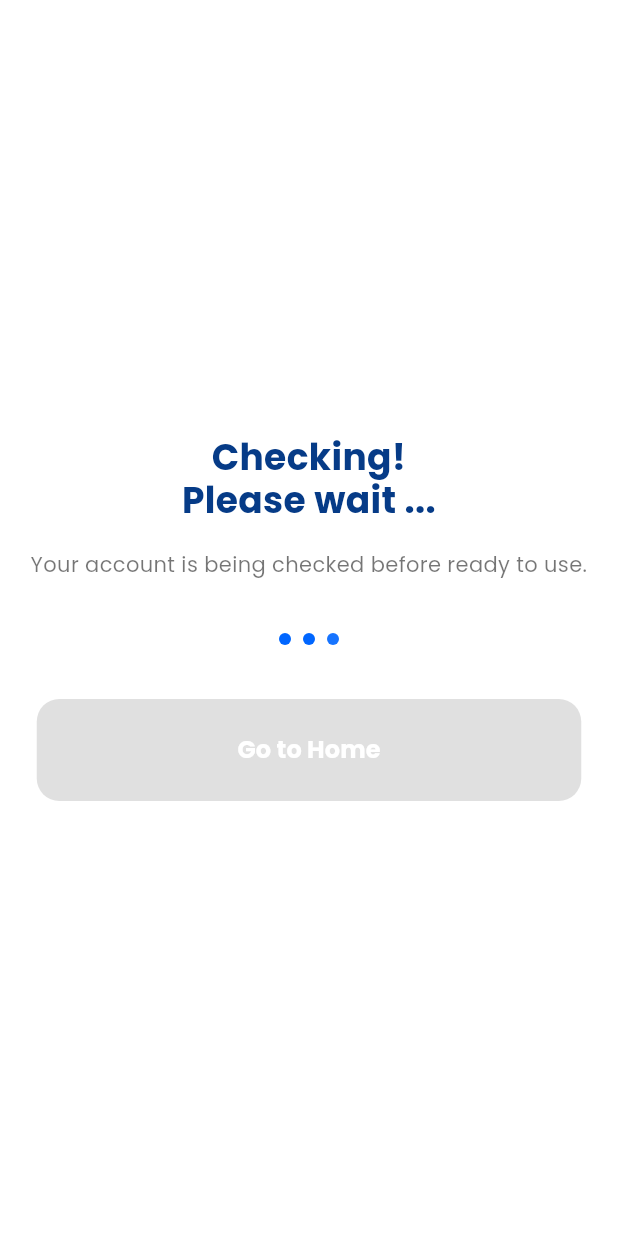
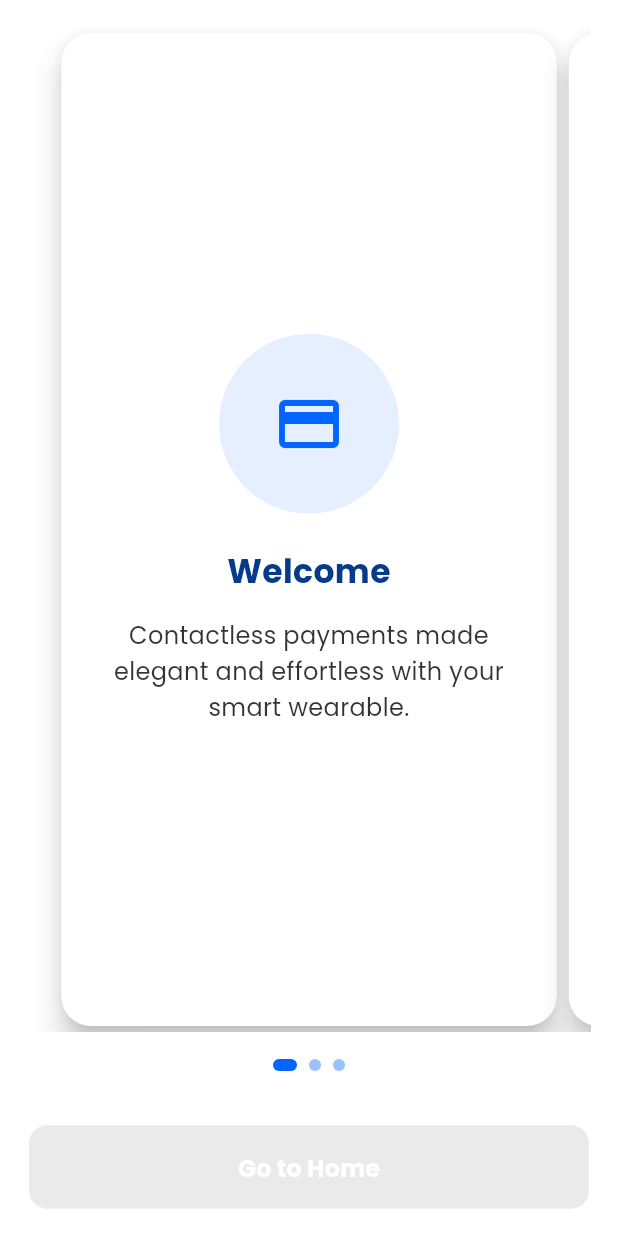
Before and after one commit to Yassine-Ezzar/pay, a Flutter app: the CheckingScreen screen opened by its route, on a phone screen of 412 x 824 dp. Run offline on Flutter 3.47's test engine with Material 3 defaults, Android fonts, the phone set to English and light mode, and no system bars; our stand-ins replace animate_do, camera, carousel_slider, fl_chart, flutter_animate, flutter_credit_card and 11 more; missing offline and left inert: flutter_reactive_ble, flutter_stripe, google_mlkit_text_recognition; accounts and stored records are empty; network calls fail.

Commit message:
payapp-commit

```diff
--- a/lib/main.dart
+++ b/lib/main.dart
@@ -414,8 +414,38 @@ class AppTranslations extends Translations {
   'address_too_short': 'Address must be at least 5 characters long',
   'address_too_long': 'Address cannot exceed 100 characters',
   'profile_updated': 'Profile updated successfully',
+  'assistant': "I'm your assistant, ask me",
+  'ask_me': 'Ask me anything about the app...',
+  'choose_your_avatar': 'Choose your avatar',
+  'pick_from_gallery': 'Pick from gallery',
+  'select': 'Select',
+  'avatar_updated': 'Avatar updated successfully',
+  'image_updated': 'Image updated successfully',
+  'success': 'Success',
+  'im_here_to_help': 'I’m here to help! If you have a technical issue, check our FAQ or contact support. You can also access detailed tutorials for using your bracelet, adding payment methods, or locating a lost bracelet. Our 24/7 support team is available via email or the in-app chat.',
+  'technical_issue': 'If you’re facing a bug or connection issue with your bracelet or payment, please consult our FAQ for quick fixes or reach out to our technical support team.',
+  'tutorials': 'You can find detailed tutorials in the app to activate your bracelet, add a payment method, or use the geolocation feature to find a lost bracelet.',
+  'contact_details': 'You can reach us at: Email: [support@example.com], Phone: [+1 234 567 8900], or use the in-app chat (Monday to Friday, 9 AM - 6 PM). Our postal address is SmartBracelet Technologies, 12, Rue de l’Innovation, 75008 Paris, France. Expect a response within 24-48 hours.',
+  'privacy_info': 'Your data security is our priority. We collect personal info (name, email), GPS data, and payment history, used only for transactions, bracelet tracking, and service improvement. Data is encrypted, and we don’t sell it. You can request data deletion via account settings.',
+  'data_deletion': 'You can request data deletion anytime through your account settings.',
+  'sorry_cant_help': 'Sorry, I can’t help you with that. I’m only specialized in this app. Please ask about help & support, contact details, or privacy policy!',
         },
         'fr_FR': {
+          'assistant': "Je suis votre assistant, posez-moi une question",
+  'ask_me': 'Posez-moi une question sur l’application...',
+  'choose_your_avatar': 'Choisissez votre avatar',
+  'pick_from_gallery': 'Choisir dans la galerie',
+  'select': 'Sélectionner',
+  'avatar_updated': 'Avatar mis à jour avec succès',
+  'image_updated': 'Image mise à jour avec succès',
+  'success': 'Succès',
+  'im_here_to_help': 'Je suis là pour vous aider ! Si vous avez un problème technique, consultez notre FAQ ou contactez le support. Vous pouvez aussi accéder à des tutoriels détaillés pour activer votre bracelet, ajouter un moyen de paiement ou localiser un bracelet perdu. Notre équipe de support est disponible 24h/24 via email ou le chat intégré.',
+  'technical_issue': 'Si vous rencontrez un bug ou un problème de connexion avec votre bracelet ou un paiement, consultez notre FAQ pour des solutions rapides ou contactez notre support technique.',
+  'tutorials': 'Vous pouvez trouver des tutoriels détaillés dans l’application pour activer votre bracelet, ajouter un moyen de paiement ou utiliser la géolocalisation pour retrouver un bracelet perdu.',
+  'contact_details': 'Vous pouvez nous joindre à : Email : [support@example.com], Téléphone : [+1 234 567 8900], ou via le chat intégré (lundi au vendredi, 9h-18h). Notre adresse postale est SmartBracelet Technologies, 12, Rue de l’Innovation, 75008 Paris, France. Réponse sous 24-48h.',
+  'privacy_info': 'La sécurité de vos données est notre priorité. Nous collectons des informations personnelles (nom, email), des données GPS et l’historique des paiements, utilisées uniquement pour les transactions, le suivi du bracelet et l’amélioration des services. Les données sont chiffrées et non vendues. Vous pouvez demander leur suppression via les paramètres.',
+  'data_deletion': 'Vous pouvez demander la suppression de vos données à tout moment via les paramètres de votre compte.',
+  'sorry_cant_help': 'Désolé, je ne peux pas vous aider avec cela. Je suis spécialisé uniquement dans cette application. Veuillez poser des questions sur l’aide, les contacts ou la politique de confidentialité !',
           'notification_settings': 'Paramètres de notification',
   'notification_info': 'Cette page vous permet d’activer ou de désactiver les notifications. Désactiver les notifications empêchera la réception d’alertes, de mises à jour ou de rappels.',
   'proceed': 'Poursuivre',
--- a/lib/screens/checking_screen.dart
+++ b/lib/screens/checking_screen.dart
@@ -12,40 +12,43 @@ class _CheckingScreenState extends State<CheckingScreen>
     with SingleTickerProviderStateMixin {
   bool _isButtonEnabled = false;
   late AnimationController _animationController;
-  late Animation<double> _dot1Animation;
-  late Animation<double> _dot2Animation;
-  late Animation<double> _dot3Animation;
+  late Animation<double> _scaleAnimation;
+  late PageController _pageController;
+  int _currentPage = 0;
 
   @override
   void initState() {
     super.initState();
 
     _animationController = AnimationController(
-      duration: const Duration(milliseconds: 1000),
+      duration: const Duration(milliseconds: 1500),
       vsync: this,
-    )..repeat();
+    )..repeat(reverse: true);
 
-    _dot1Animation = Tween<double>(begin: 0.3, end: 1.0).animate(
+    _scaleAnimation = Tween<double>(begin: 0.95, end: 1.0).animate(
       CurvedAnimation(
         parent: _animationController,
-        curve: const Interval(0.0, 0.6, curve: Curves.easeInOut),
+        curve: Curves.easeInOut,
       ),
     );
 
-    _dot2Animation = Tween<double>(begin: 0.3, end: 1.0).animate(
-      CurvedAnimation(
-        parent: _animationController,
-        curve: const Interval(0.3, 0.9, curve: Curves.easeInOut),
-      ),
+    _pageController = PageController(viewportFraction: 0.9);
+
+    // Auto-slide through pages every 3 seconds
+    Timer.periodic(const Duration(seconds: 3), (timer) {
+      if (_currentPage < 2 && !_isButtonEnabled) {
+        _currentPage++;
+        _pageController.animateToPage(
+          _currentPage,
+          duration: const Duration(milliseconds: 800),
+          curve: Curves.easeInOutCubic,
         );
+      } else if (_currentPage >= 2 && !_isButtonEnabled) {
+        timer.cancel();
+      }
+    });
 
-    _dot3Animation = Tween<double>(begin: 0.3, end: 1.0).animate(
-      CurvedAnimation(
-        parent: _animationController,
-        curve: const Interval(0.6, 1.0, curve: Curves.easeInOut),
-      ),
-    );
-
+    // Enable button after 9 seconds
     Timer(const Duration(seconds: 9), () {
       setState(() {
         _isButtonEnabled = true;
@@ -57,130 +60,100 @@ class _CheckingScreenState extends State<CheckingScreen>
   @override
   void dispose() {
     _animationController.dispose();
+    _pageController.dispose();
     super.dispose();
   }
 
   @override
   Widget build(BuildContext context) {
+    final isDark = Theme.of(context).brightness == Brightness.dark;
+    final primaryColor = isDark ? Styles.darkDefaultBlueColor : const Color(0xFF0066FF);
+    final secondaryColor = isDark ? Styles.darkDefaultYellowColor : const Color(0xFF063B87);
+
     return Scaffold(
       backgroundColor: Theme.of(context).scaffoldBackgroundColor,
       body: SafeArea(
         child: Padding(
           padding: EdgeInsets.all(Styles.defaultPadding),
           child: Column(
-            mainAxisAlignment: MainAxisAlignment.center,
-            crossAxisAlignment: CrossAxisAlignment.center,
             children: [
-              Text(
-                'checking_title'.tr,
-                textAlign: TextAlign.center,
-                style: TextStyle(
-                  fontFamily: 'Poppins',
-                  fontSize: 24,
-                  fontWeight: FontWeight.bold,
-                  color: Theme.of(context).brightness == Brightness.dark
-                      ? Styles.darkDefaultYellowColor
-                      : const Color(0xFF063B87),
-                  height: 1.2,
+              Expanded(
+                child: PageView.builder(
+                  controller: _pageController,
+                  onPageChanged: (index) => setState(() => _currentPage = index),
+                  itemCount: 3,
+                  itemBuilder: (context, index) {
+                    return AnimatedBuilder(
+                      animation: _pageController,
+                      builder: (context, child) {
+                        double value = 1.0;
+                        if (_pageController.position.haveDimensions) {
+                          value = _pageController.page! - index;
+                          value = (1 - (value.abs() * 0.3)).clamp(0.7, 1.0);
+                        }
+                        return Transform.scale(
+                          scale: value,
+                          child: child,
+                        );
+                      },
+                      child: _buildCardContent(index, primaryColor, secondaryColor),
+                    );
+                  },
                 ),
               ),
               SizedBox(height: Styles.defaultPadding),
-              Text(
-                'checking_description'.tr,
-                textAlign: TextAlign.center,
-                style: TextStyle(
-                  fontFamily: 'Poppins',
-                  fontSize: 14,
-                  color: Theme.of(context).textTheme.bodyMedium?.color,
+              Row(
+                mainAxisAlignment: MainAxisAlignment.center,
+                children: List.generate(3, (index) {
+                  return AnimatedContainer(
+                    duration: const Duration(milliseconds: 300),
+                    margin: const EdgeInsets.symmetric(horizontal: 4),
+                    width: _currentPage == index ? 16 : 8,
+                    height: 8,
+                    decoration: BoxDecoration(
+                      borderRadius: BorderRadius.circular(4),
+                      color: _currentPage == index
+                          ? primaryColor
+                          : primaryColor.withOpacity(0.4),
                     ),
+                  );
+                }),
               ),
               SizedBox(height: Styles.defaultPadding * 2),
-              Row(
-                mainAxisAlignment: MainAxisAlignment.center,
-                children: [
               AnimatedBuilder(
-                    animation: _dot1Animation,
+                animation: _scaleAnimation,
                 builder: (context, child) {
-                      return Opacity(
-                        opacity: _dot1Animation.value,
-                        child: Container(
-                          width: 8,
-                          height: 8,
-                          decoration: BoxDecoration(
-                            shape: BoxShape.circle,
-                            color: Theme.of(context).brightness == Brightness.dark
-                                ? Styles.darkDefaultBlueColor
-                                : const Color(0xFF0066FF),
-                          ),
+                  return Transform.scale(
+                    scale: _isButtonEnabled ? 1.0 : _scaleAnimation.value,
+                    child: Opacity(
+                      opacity: _isButtonEnabled ? 1.0 : 0.7,
+                      child: child,
                     ),
                   );
                 },
-                  ),
-                  const SizedBox(width: 8),
-                  AnimatedBuilder(
-                    animation: _dot2Animation,
-                    builder: (context, child) {
-                      return Opacity(
-                        opacity: _dot2Animation.value,
-                        child: Container(
-                          width: 8,
-                          height: 8,
-                          decoration: BoxDecoration(
-                            shape: BoxShape.circle,
-                            color: Theme.of(context).brightness == Brightness.dark
-                                ? Styles.darkDefaultBlueColor
-                                : const Color(0xFF0066FF),
-                          ),
-                        ),
-                      );
-                    },
-                  ),
-                  const SizedBox(width: 8),
-                  AnimatedBuilder(
-                    animation: _dot3Animation,
-                    builder: (context, child) {
-                      return Opacity(
-                        opacity: _dot3Animation.value,
-                        child: Container(
-                          width: 8,
-                          height: 8,
-                          decoration: BoxDecoration(
-                            shape: BoxShape.circle,
-                            color: Theme.of(context).brightness == Brightness.dark
-                                ? Styles.darkDefaultBlueColor
-                                : const Color(0xFF0066FF),
-                          ),
-                        ),
-                      );
-                    },
-                  ),
-                ],
-              ),
-              SizedBox(height: Styles.defaultPadding * 2),
-              SizedBox(
-                width: 363,
-                height: 68,
+                child: SizedBox(
+                  width: double.infinity,
+                  height: 56,
                   child: ElevatedButton(
                     onPressed: _isButtonEnabled
-                      ? () {
-                          Get.offNamed('/success');
-                        }
+                        ? () => Get.offNamed('/success')
                         : null,
                     style: ElevatedButton.styleFrom(
-                    backgroundColor: Theme.of(context).brightness == Brightness.dark
-                        ? Styles.darkDefaultBlueColor
-                        : const Color(0xFF0066FF),
+                      backgroundColor: primaryColor,
                       shape: RoundedRectangleBorder(
-                      borderRadius: BorderRadius.circular(15),
+                        borderRadius: BorderRadius.circular(12),
                       ),
+                      elevation: 4,
+                      shadowColor: primaryColor.withOpacity(0.3),
                     ),
                     child: Text(
                       'go_to_home'.tr,
                       style: const TextStyle(
                         fontFamily: 'Poppins',
                         fontSize: 16,
-                      fontWeight: FontWeight.bold,
+                        fontWeight: FontWeight.w600,
                         color: Colors.white,
+                      ),
                     ),
                   ),
                 ),
@@ -191,4 +164,75 @@ class _CheckingScreenState extends State<CheckingScreen>
       ),
     );
   }
+
+  Widget _buildCardContent(int index, Color primaryColor, Color secondaryColor) {
+    final List<Map<String, dynamic>> pages = [
+      {
+        'title': 'Welcome ',
+        'description': 'Contactless payments made elegant and effortless with your smart wearable.',
+        'icon': Icons.credit_card,
+      },
+      {
+        'title': 'Simple & Secure',
+        'description': '1. Tap your bracelet\n2. Authenticate with a gesture\n3. Payment complete',
+        'icon': Icons.touch_app,
+      },
+      {
+        'title': 'Seamless Experience',
+        'description': 'Enjoy instant transactions with bank-level security and no extra fees.',
+        'icon': Icons.bolt,
+      },
+    ];
+
+    return Card(
+      elevation: 8,
+      shape: RoundedRectangleBorder(
+        borderRadius: BorderRadius.circular(20),
+      ),
+      child: Padding(
+        padding: const EdgeInsets.all(24),
+        child: Column(
+          mainAxisAlignment: MainAxisAlignment.center,
+          children: [
+            Container(
+              width: 120,
+              height: 120,
+              decoration: BoxDecoration(
+                color: primaryColor.withOpacity(0.1),
+                shape: BoxShape.circle,
+              ),
+              child: Icon(
+                pages[index]['icon'],
+                size: 48,
+                color: primaryColor,
+              ),
+            ),
+            const SizedBox(height: 24),
+            Text(
+              pages[index]['title'],
+              textAlign: TextAlign.center,
+              style: TextStyle(
+                fontFamily: 'Poppins',
+                fontSize: 22,
+                fontWeight: FontWeight.w600,
+                color: secondaryColor,
+                height: 1.3,
+              ),
+            ),
+            const SizedBox(height: 16),
+            Text(
+              pages[index]['description'],
+              textAlign: TextAlign.center,
+              style: TextStyle(
+                fontFamily: 'Poppins',
+                fontSize: 16,
+                color: Theme.of(context).textTheme.bodyMedium?.color?.withOpacity(0.8),
+                height: 1.5,
+              ),
+            ),
+          ],
+        ),
+      ),
+    );
   }
+}
--- a/lib/screens/language_settings_screen.dart
+++ b/lib/screens/language_settings_screen.dart
@@ -204,7 +204,6 @@ class LanguageSelectionScreen extends StatelessWidget {
                       Row(
                         mainAxisAlignment: MainAxisAlignment.spaceAround,
                         children: [
-                          // English Preview
                           Column(
                             children: [
                               Container(
@@ -290,7 +289,6 @@ class LanguageSelectionScreen extends StatelessWidget {
                               ),
                             ],
                           ),
-                          // French Preview
                           Column(
                             children: [
                               Container(
@@ -390,7 +388,7 @@ class LanguageSelectionScreen extends StatelessWidget {
                     onPressed: () {
                       Get.snackbar(
                         'info'.tr,
-                        'language_preference_saved'.tr,
+                        'language preference saved'.tr,
                         backgroundColor: Theme.of(context).brightness == Brightness.dark
                             ? Styles.darkDefaultBlueColor
                             : Styles.defaultBlueColor,
@@ -403,7 +401,7 @@ class LanguageSelectionScreen extends StatelessWidget {
                       );
                     },
                     child: Text(
-                      'save_preference'.tr,
+                      'Save preference'.tr,
                       style: TextStyle(
                         fontFamily: 'Poppins',
                         fontSize: 16,
--- a/lib/styles/styles.dart
+++ b/lib/styles/styles.dart
@@ -34,4 +34,6 @@ class Styles {
   );
 
   static var cardBackgroundColor;
+
+  static var darkDefaultLightBlueColor;
 }
--- a/lib/widgets/app_pages.dart
+++ b/lib/widgets/app_pages.dart
@@ -2,6 +2,7 @@ import 'package:app/screens/AdminDashboardScreen.dart';
 import 'package:app/screens/add_card_guide_screen.dart';
 import 'package:app/screens/add_card_manual_screen.dart';
 import 'package:app/screens/add_card_screen.dart';
+import 'package:app/screens/assistant_screen.dart';
 import 'package:app/screens/bracelet_connect_screen.dart';
 import 'package:app/screens/bracelet_management_screen.dart';
 import 'package:app/screens/card_list_screen.dart';
@@ -60,6 +61,7 @@ GetPage(name: '/add-card-manual', page: () => AddCardManualScreen()),
     GetPage(name: '/password-changed', page: () => PasswordChangedSuccessfullyScreen()),
     GetPage(name: '/enter-contact', page: () => EnterContactScreen()),
         GetPage(name: '/enter-otp', page: () => EnterOTPScreen()),
+        GetPage(name: '/assistant', page: () => AssistantScreen()),
 
 
 
--- a/pubspec.yaml
+++ b/pubspec.yaml
@@ -46,6 +46,7 @@ dependencies:
   flutter_stripe: ^11.5.0
   pinput: ^5.0.1
   flutter_animate: ^4.5.2
+  nfc_manager: ^4.0.2
 
 
 dev_dependencies:
```
Also changed, not shown: lib/screens/assistant_screen.dart (added, +300 -0 lines), lib/screens/bracelet_management_screen.dart (+12 -12 lines), lib/screens/profile_screen.dart (+7 -0 lines), pubspec.lock, 5 other files. Lines whose indentation alone changed are shown as unchanged.
